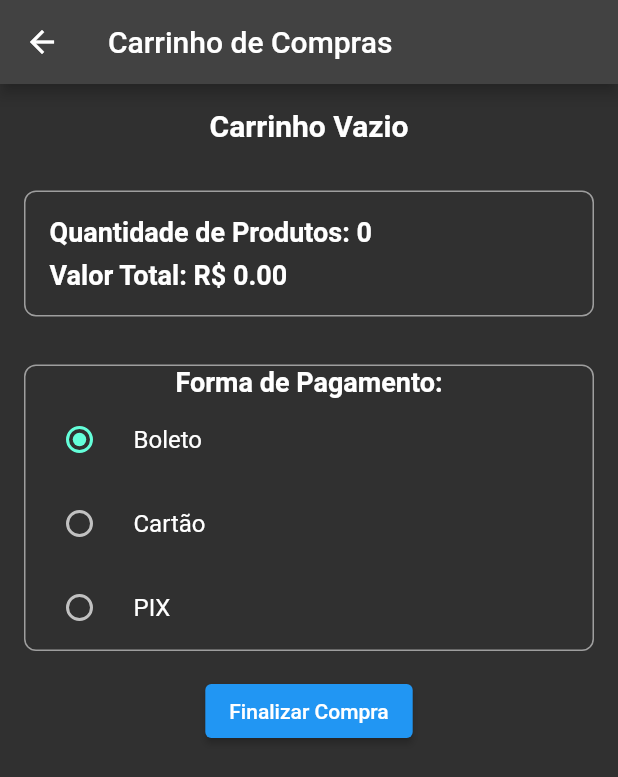
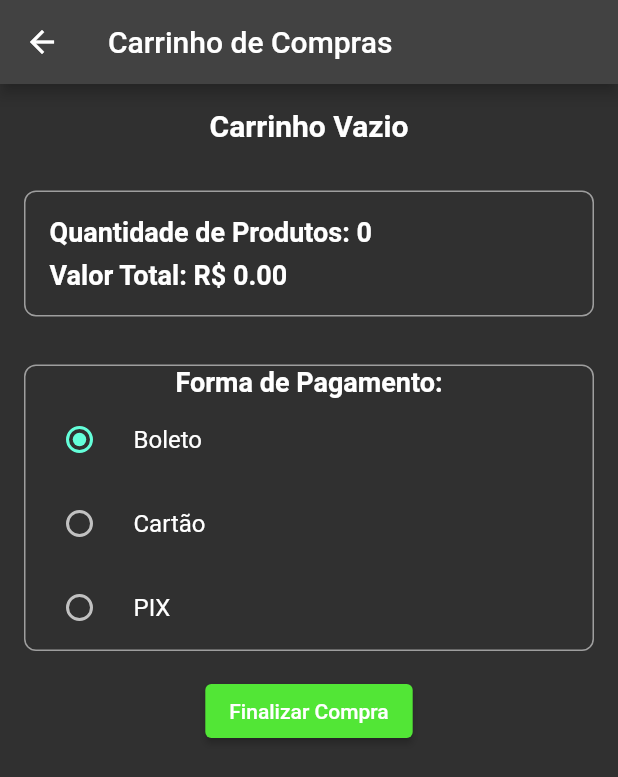
Before and after one commit to Tech-Tonicas/Projeto_Hackadev, a Flutter app: the screen it shows after launch, item 2 of the bottom bar chosen, on a phone screen of 412 x 824 dp. Shown: the top 777 px of the screen. Run offline on Flutter 3.47's test engine with Material 2 defaults, Android fonts, the phone set to English and light mode, and no system bars; our stand-ins replace carousel_slider, flutter_rating_bar, google_fonts.

Commit message:
alterações de cores no botão finalizar compra e favoritos

```diff
--- a/hackadev/lib/MenuNavegacao.dart
+++ b/hackadev/lib/MenuNavegacao.dart
@@ -80,9 +80,7 @@ class _MenuNavegacaoState extends State<MenuNavegacao> {
                 padding: const EdgeInsets.all(8),
                 child: Icon(
                   iconsBottom[index],
-                  color: index == 2
-                      ? Color.fromARGB(255, 230, 66, 66)
-                      : unselectedIconColor,
+                  color: index == 2 ? Color(0xFF52E636) : unselectedIconColor,
                 ),
               ),
             ),
--- a/hackadev/lib/PaginaCarrinho.dart
+++ b/hackadev/lib/PaginaCarrinho.dart
@@ -179,6 +179,9 @@ class _PaginaCarrinhoState extends State<PaginaCarrinho> {
                 ),
               );
             },
+            style: ElevatedButton.styleFrom(
+              primary: Color(0xFF52E636), // Cor de fundo desejada
+            ),
             child: Text('Finalizar Compra'),
           ),
         ],
```
